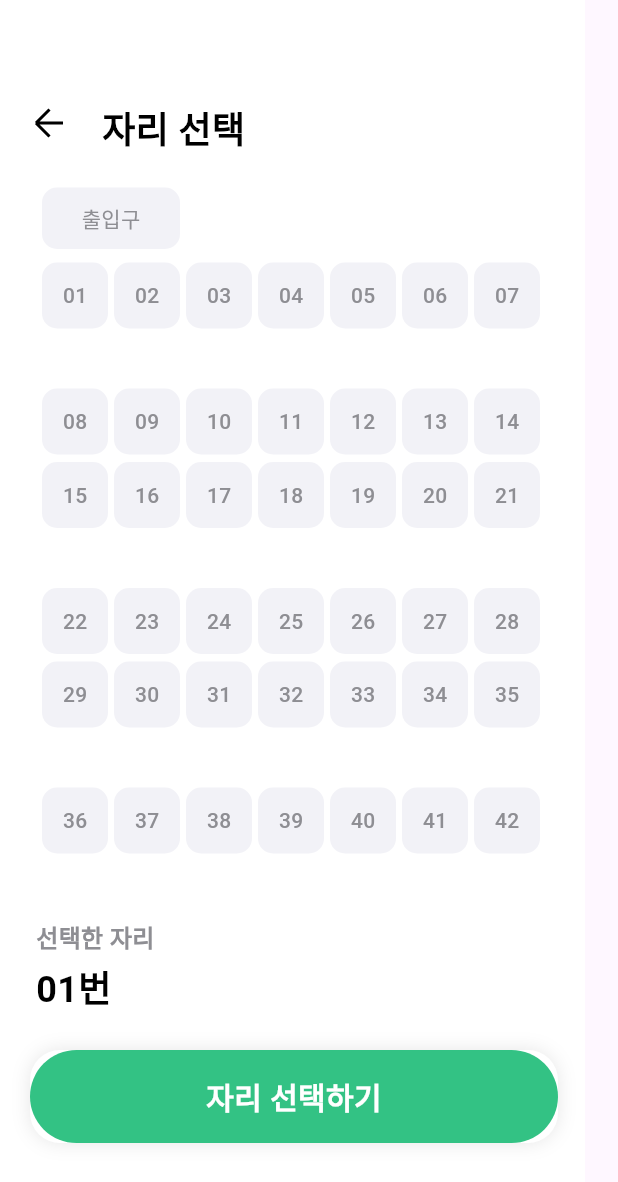
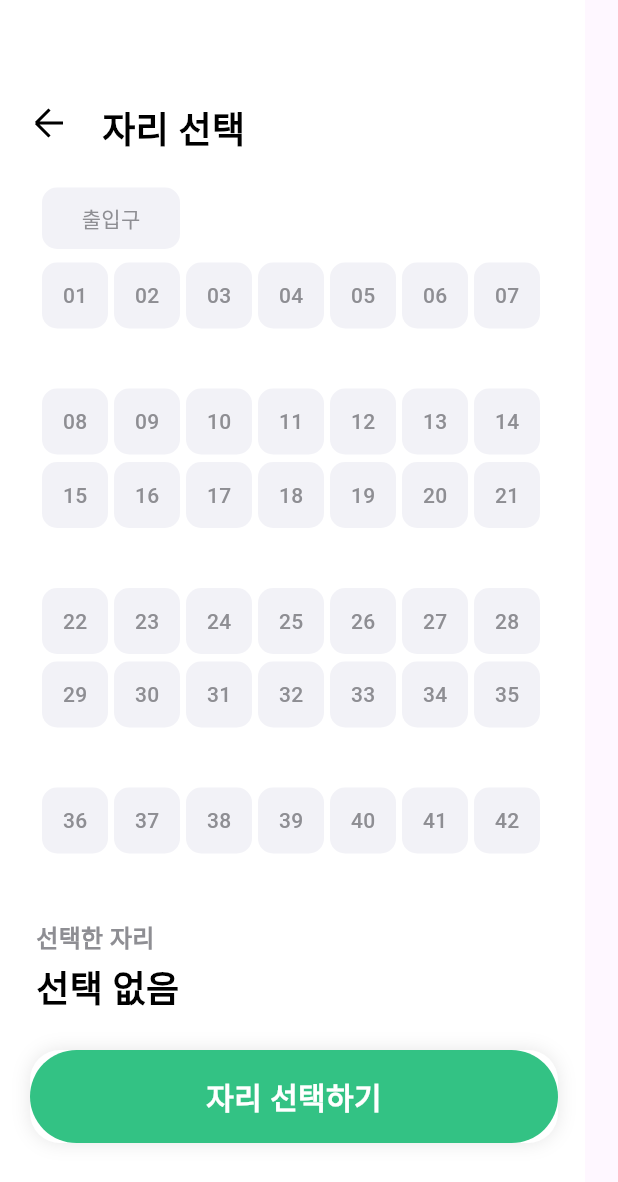
Before and after one commit to hyg0527/haven, a Flutter app: the SeatList screen opened directly, on a phone screen of 412 x 824 dp. Shown: the top 1182 px of the screen. Run offline on Flutter 3.47's test engine with Material 3 defaults, Android fonts, the phone set to English and light mode, and no system bars; our stand-ins replace camera, flutter_svg; Roboto replaces fonts that are missing (Pretendard).

Commit message:
seatGrid 분리 + 선택 좌석 표시 code를 추가

```diff
--- /dev/null
+++ b/lib/seat.dart
@@ -0,0 +1,74 @@
+import 'package:flutter/material.dart';
+
+class SeatGrid extends StatelessWidget {
+  final int? selectedSeat;
+  final Function(int) onSeatSelected;
+
+  const SeatGrid({
+    super.key,
+    required this.selectedSeat,
+    required this.onSeatSelected,
+  });
+
+  @override
+  Widget build(BuildContext context) {
+    return Column(
+      children: List.generate(6, (index) {
+        bool isSpacingRequired = index % 2 == 0;
+
+        return Column(
+          children: [
+            SizedBox(
+              width: double.infinity,
+              height: 44,
+              child: ListView.builder(
+                scrollDirection: Axis.horizontal,
+                itemCount: 7,
+                itemBuilder: (context, innerIndex) {
+                  int seatNumber = innerIndex + (index * 7) + 1;
+                  String text = seatNumber.toString().padLeft(2, '0');
+
+                  bool isSelected = selectedSeat == seatNumber;
+
+                  return Row(
+                    children: [
+                      GestureDetector(
+                        onTap: () => onSeatSelected(seatNumber),
+                        child: Container(
+                          width: 44,
+                          height: 44,
+                          padding: const EdgeInsets.all(10),
+                          decoration: BoxDecoration(
+                            color: isSelected
+                                ? const Color(0xFF33C284)
+                                : const Color(0xFFF2F2F7),
+                            borderRadius: BorderRadius.circular(10),
+                          ),
+                          child: Center(
+                            child: Text(
+                              text,
+                              style: TextStyle(
+                                color: isSelected ? Colors.white : const Color(0xFF8E8E93),
+                                fontSize: 14,
+                                fontFamily: 'Pretendard',
+                                fontWeight: FontWeight.w500,
+                                height: 0,
+                              ),
+                            ),
+                          ),
+                        ),
+                      ),
+                      const SizedBox(width: 4),
+                    ],
+                  );
+                },
+              ),
+            ),
+            const SizedBox(height: 5),
+            if (isSpacingRequired) const SizedBox(height: 35),
+          ],
+        );
+      }),
+    );
+  }
+}
--- a/lib/seat_list.dart
+++ b/lib/seat_list.dart
@@ -1,29 +1,35 @@
 import 'package:flutter/material.dart';
 import 'package:flutter_svg/svg.dart';
 import 'package:haven/clickbutton.dart';
-import 'package:haven/edit_profile.dart';
+import 'package:haven/seat.dart';
 
 class SeatList extends StatefulWidget {
-  const SeatList ({Key? key});
+  const SeatList({Key? key});
 
   @override
   State<StatefulWidget> createState() => _SeatListState();
 }
 
 class _SeatListState extends State<SeatList> {
+  int? selectedSeat; // 선택된 자리 번호를 저장
+
+// 좌석 변경 시 selectedSeat에 번호 새로 저장
+  void selectSeat(int seatNumber) {
+    setState(() {
+      selectedSeat = seatNumber;
+    });
+  }
+
   @override
   Widget build(BuildContext context) {
     return Scaffold(
-      body:
-        Container(
+      body: Container(
         width: 390,
         height: 844,
         clipBehavior: Clip.antiAlias,
         decoration: const BoxDecoration(color: Colors.white),
         child: Stack(
           children: [
-
-              // 백 버튼
             Positioned(
               left: 0,
               top: 0,
@@ -37,7 +43,7 @@ class _SeatListState extends State<SeatList> {
                     Positioned(
                       left: 12,
                       top: 62,
-                        child: GestureDetector (
+                      child: GestureDetector(
                         onTap: () {
                           Navigator.pop(context);
                         },
@@ -88,7 +94,7 @@ class _SeatListState extends State<SeatList> {
             Positioned(
               left: 20,
               top: 700,
-                child: ClickButton (
+              child: ClickButton(
                 child: Container(
                   width: 352,
                   padding: const EdgeInsets.symmetric(horizontal: 20, vertical: 16),
@@ -136,12 +142,12 @@ class _SeatListState extends State<SeatList> {
             ),
 
             // 지정된 자리 표시
-              const Positioned(
+            Positioned(
               left: 24,
               top: 640,
               child: Text(
-                  '01번',
-                  style: TextStyle(
+                selectedSeat != null ? '${selectedSeat!.toString().padLeft(2, '0')}번' : '선택 없음',
+                style: const TextStyle(
                   color: Colors.black,
                   fontSize: 24,
                   fontFamily: 'Pretendard',
@@ -159,7 +165,7 @@ class _SeatListState extends State<SeatList> {
                 width: 92,
                 padding: const EdgeInsets.all(10),
                 decoration: ShapeDecoration(
-                    color: Color(0xFFF2F2F7),
+                  color: const Color(0xFFF2F2F7),
                   shape: RoundedRectangleBorder(
                     borderRadius: BorderRadius.circular(10),
                   ),
@@ -185,65 +191,12 @@ class _SeatListState extends State<SeatList> {
             ),
 
             Padding(
-        padding: const EdgeInsets.fromLTRB(28,175,0,0),
-        child: Column(
-          children: List.generate(6, (index) {
-            // 간격을 줄을 구분하여 설정합니다
-            bool isSpacingRequired = index % 2 == 0; // 짝수 줄에만 간격을 추가 (예시)
-
-            return Column(
-              children: [
-                SizedBox(
-                  width: double.infinity,
-                  height: 44,
-                  child: ListView.builder(
-                    scrollDirection: Axis.horizontal,
-                    itemCount: 7, // 원하는 Container의 개수
-                    itemBuilder: (context, innerIndex) {
-                      // index를 사용하여 숫자 생성 (각 줄마다 연속된 숫자를 생성)
-                      String text = (innerIndex + (index * 7) + 1).toString().padLeft(2, '0');
-                      return Row(
-                        children: [
-                          Container(
-                            width: 44,
-                            height: 44,
-                            padding: const EdgeInsets.all(10),
-                            decoration: BoxDecoration(
-                              color: const Color(0xFFF2F2F7),
-                              borderRadius: BorderRadius.circular(10),
-                            ),
-                            child: Center(
-                              child: Text(
-                                text,
-                                style: const TextStyle(
-                                  color: Color(0xFF8E8E93),
-                                  fontSize: 14,
-                                  fontFamily: 'Pretendard',
-                                  fontWeight: FontWeight.w500,
-                                  height: 0,
+              padding: const EdgeInsets.fromLTRB(28, 175, 0, 0),
+              child: SeatGrid(
+                selectedSeat: selectedSeat,
+                onSeatSelected: selectSeat,
               ),
             ),
-                            ),
-                          ),
-                          const SizedBox(width: 4),
-                        ],
-                      );
-                    },
-                  ),
-                ),
-                // 줄과 줄 사이에 간격을 추가합니다
-                SizedBox(height: 5), // 원하는 줄 간격
-                if (isSpacingRequired) SizedBox(height: 35), // 조건에 따라 간격 추가
-              ],
-            );
-          }),
-        ),
-      ),
-
-
-
-
-
           ],
         ),
       ),
```
Lines whose indentation alone changed are shown as unchanged.
